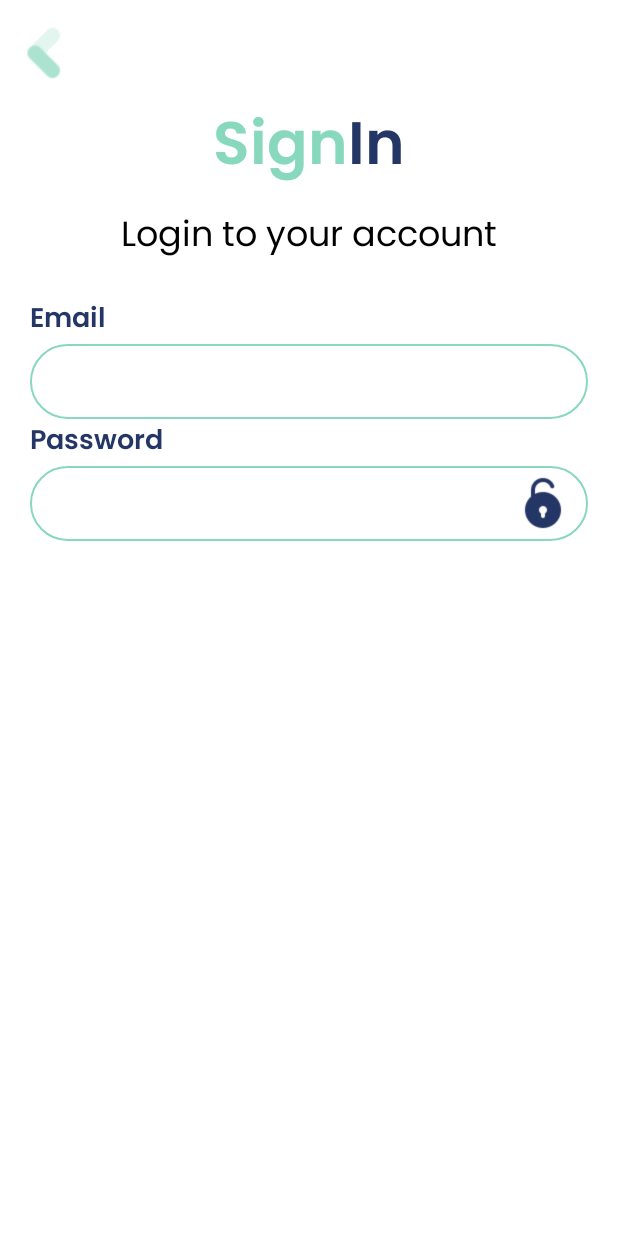
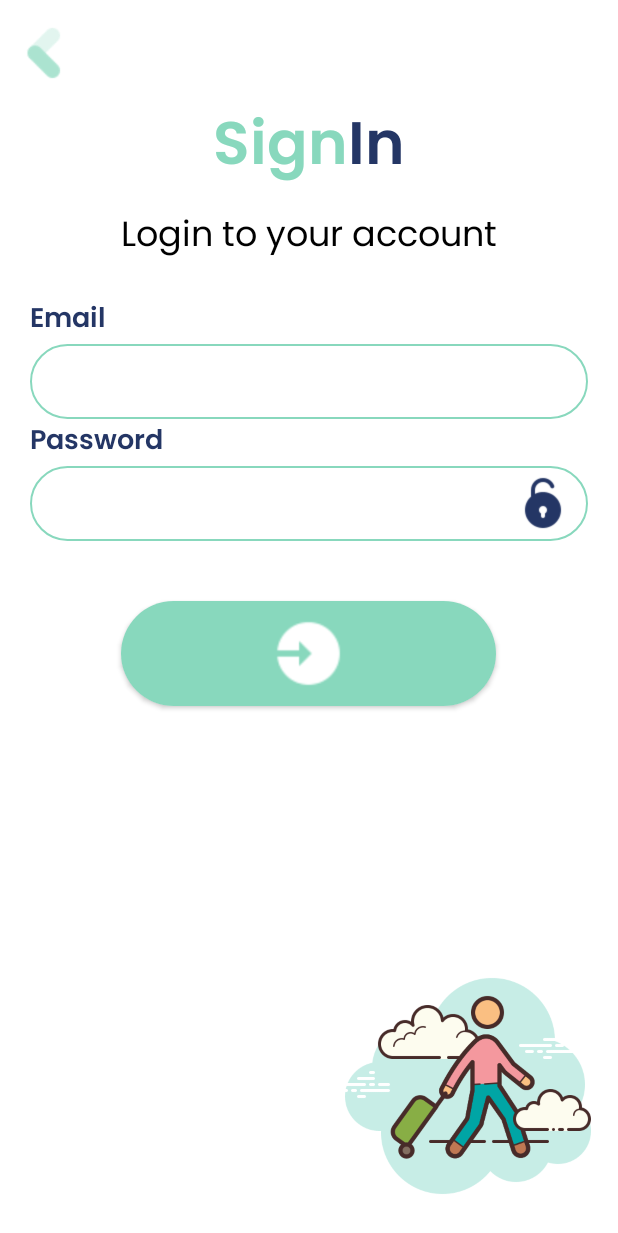
Before and after one commit to timothylidede/ExpressWay, an Android app: the Login screen opened directly, with no data from a screen before it, on a phone screen of 412 x 824 dp. Shown: the top 1233 px of the screen. Run offline under Robolectric (Android 15) with nearby library versions, the phone set to English and light mode, and no system bars.

Commit message:
Login Button done

```diff
--- /dev/null
+++ b/app/src/main/res/drawable/blue_custom_button.xml
@@ -0,0 +1,5 @@
+<?xml version="1.0" encoding="utf-8"?>
+<shape xmlns:android="http://schemas.android.com/apk/res/android" android:shape="rectangle">
+    <solid android:color="#243665"/>
+    <corners android:radius="50dp"/>
+</shape>
--- a/app/src/main/res/layout/activity_login.xml
+++ b/app/src/main/res/layout/activity_login.xml
@@ -138,4 +138,40 @@
         android:layout_alignParentRight="true"
         android:layout_marginRight="30dp"/>
 
+    <androidx.cardview.widget.CardView
+        android:id="@+id/login_button"
+        android:layout_width="250dp"
+        android:layout_height="70dp"
+        android:layout_below="@+id/pass_text"
+        android:layout_centerHorizontal="true"
+        android:layout_marginTop="40dp"
+        app:backgroundTint="#88d8bd"
+        app:cardCornerRadius="50dp"
+        tools:backgroundTint="#88d8bd">
+
+        <RelativeLayout
+            android:layout_width="match_parent"
+            android:layout_height="match_parent"
+            android:background="#88d8bd">
+
+            <ImageView
+                android:id="@+id/login_photo"
+                android:layout_width="50dp"
+                android:layout_height="50dp"
+                android:layout_centerInParent="true"
+                android:layout_marginLeft="15dp"
+                android:src="@drawable/white_logo" />
+
+        </RelativeLayout>
+
+    </androidx.cardview.widget.CardView>
+
+    <ImageView
+        android:id="@+id/traveler"
+        android:layout_width="200dp"
+        android:layout_height="200dp"
+        android:layout_alignParentRight="true"
+        android:layout_alignParentBottom="true"
+        android:src="@drawable/traveler" />
+
 </RelativeLayout>
--- a/app/src/main/res/layout/activity_sign.xml
+++ b/app/src/main/res/layout/activity_sign.xml
@@ -68,7 +68,6 @@
                 android:layout_width="250dp"
                 android:layout_height="70dp"
                 android:layout_centerHorizontal="true"
-                android:layout_weight="1"
                 app:backgroundTint="@color/white"
                 app:cardCornerRadius="50dp">
 
@@ -107,7 +106,6 @@
                 android:layout_width="250dp"
                 android:layout_height="70dp"
                 android:layout_centerHorizontal="true"
-                android:layout_weight="1"
                 app:backgroundTint="@color/white"
                 app:cardCornerRadius="50dp">
 
```
Also changed, not shown: app/src/main/res/drawable/login.png, app/src/main/res/drawable/register.png, app/src/main/res/drawable/travel_signpost.png (added), app/src/main/res/drawable/traveler.png (added), app/src/main/res/drawable/white_custom_button.xml (renamed from app/src/main/res/drawable/custom_button.xml), app/src/main/res/drawable/white_logo.png (added).
